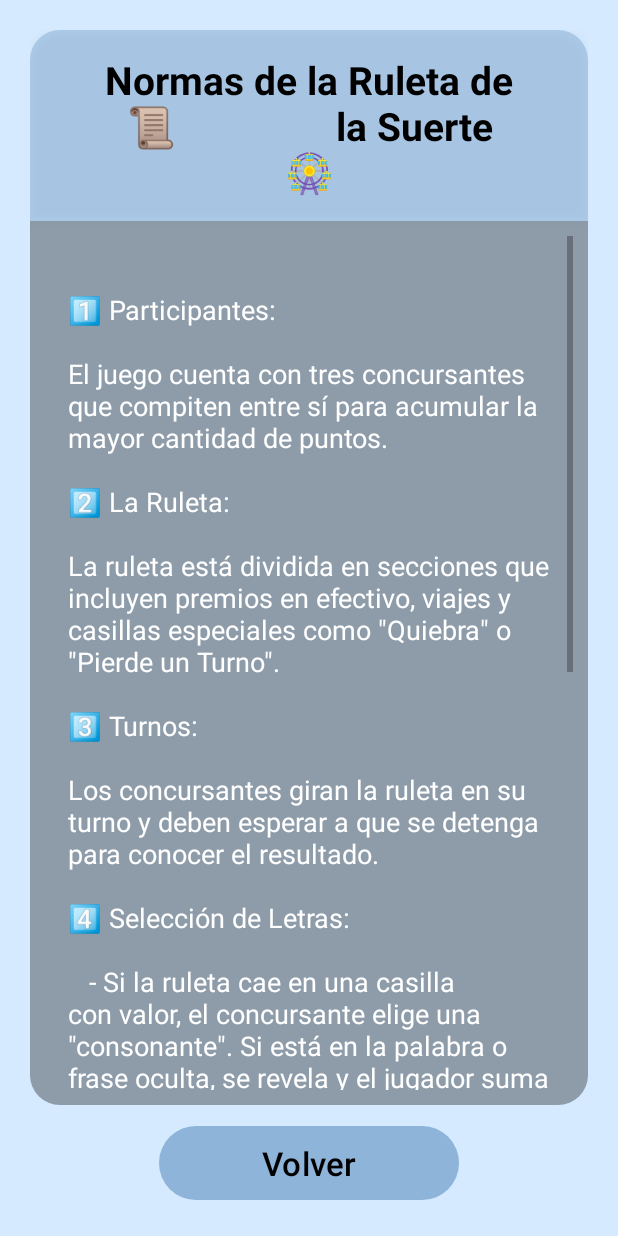
After one commit to nachin-ad/Ruleta, an Android app built with Jetpack Compose: the ReglasActivity screen opened directly, with no data from a screen before it, on a phone screen of 412 x 824 dp. The commit adds this screen. Run offline under Robolectric (Android 15) with nearby library versions, the phone set to English and light mode, and no system bars.

Commit message:
reglas añadidas, solo queda lo que hemos perdido del historial y el último panel

```diff
--- a/app/src/main/AndroidManifest.xml
+++ b/app/src/main/AndroidManifest.xml
@@ -12,6 +12,11 @@
         android:supportsRtl="true"
         android:theme="@style/Theme.LaRuletaDeLaSuerte"
         tools:targetApi="31">
+        <activity
+            android:name=".ReglasActivity"
+            android:exported="false"
+            android:label="@string/title_activity_reglas"
+            android:theme="@style/Theme.LaRuletaDeLaSuerte" />
         <activity
             android:name=".PanelFinalActivity"
             android:exported="false" />
--- a/app/src/main/java/com/example/laruletadelasuerte/PanelActivity.kt
+++ b/app/src/main/java/com/example/laruletadelasuerte/PanelActivity.kt
@@ -12,6 +12,7 @@ import android.widget.GridLayout
 import android.widget.ImageView
 import android.widget.TextView
 import android.widget.Toast
+import androidx.activity.enableEdgeToEdge
 import androidx.appcompat.app.AppCompatActivity
 import androidx.lifecycle.ViewModelProvider
 
@@ -31,6 +32,7 @@ class PanelActivity : AppCompatActivity() {
 
     override fun onCreate(savedInstanceState: Bundle?) {
         super.onCreate(savedInstanceState)
+        enableEdgeToEdge()
         setContentView(R.layout.activity_panel)
 
         // Inicialización del viewModel
@@ -255,6 +257,8 @@ class PanelActivity : AppCompatActivity() {
             avanzarRonda()
         } else {
             val intentPanelFinal = Intent(this, PanelFinalActivity::class.java)
+            intent.putParcelableArrayListExtra("jugadores",
+                viewModel.jugadores?.let { ArrayList(it) })
             startActivity(intentPanelFinal)
         }
 
--- a/app/src/main/java/com/example/laruletadelasuerte/PersonajesActivity.kt
+++ b/app/src/main/java/com/example/laruletadelasuerte/PersonajesActivity.kt
@@ -7,6 +7,7 @@ import android.view.View
 import android.widget.Button
 import android.widget.EditText
 import android.widget.TextView
+import androidx.activity.enableEdgeToEdge
 import androidx.appcompat.app.AppCompatActivity
 import androidx.recyclerview.widget.RecyclerView
 
@@ -22,6 +23,7 @@ class PersonajesActivity : AppCompatActivity() {
     @SuppressLint("MissingInflatedId")
     override fun onCreate(savedInstanceState: Bundle?) {
         super.onCreate(savedInstanceState)
+        enableEdgeToEdge()
         setContentView(R.layout.activity_personajes)
 
         edtNombre = findViewById(R.id.edtNombre)
--- /dev/null
+++ b/app/src/main/java/com/example/laruletadelasuerte/ReglasActivity.kt
@@ -0,0 +1,83 @@
+package com.example.laruletadelasuerte
+
+import android.content.SharedPreferences
+import android.os.Bundle
+import android.widget.Button
+import android.widget.TextView
+import androidx.activity.enableEdgeToEdge
+import androidx.appcompat.app.AppCompatActivity
+import androidx.core.view.ViewCompat
+import androidx.core.view.WindowInsetsCompat
+
+class ReglasActivity : AppCompatActivity() {
+
+    private lateinit var sharedPreferences: SharedPreferences
+
+    override fun onCreate(savedInstanceState: Bundle?) {
+        super.onCreate(savedInstanceState)
+        setContentView(R.layout.activity_reglas)
+
+        sharedPreferences = getSharedPreferences("MyPrefs", MODE_PRIVATE)
+
+        val tvTitulo: TextView = findViewById(R.id.tvTitulo)
+        val tvReglas: TextView = findViewById(R.id.tvReglas)
+        val btnVolver: Button = findViewById(R.id.btnVolver)
+
+        val textoTitulo = """
+            Normas de la Ruleta de
+            📜                la Suerte               🎡
+            """.trimIndent()
+
+        val textoReglas = """
+
+            1️⃣ Participantes:
+
+            El juego cuenta con tres concursantes que compiten entre sí para acumular la mayor cantidad de puntos.
+
+            2️⃣ La Ruleta:
+
+            La ruleta está dividida en secciones que incluyen premios en efectivo, viajes y casillas especiales como "Quiebra" o "Pierde un Turno".
+
+            3️⃣ Turnos:
+
+            Los concursantes giran la ruleta en su turno y deben esperar a que se detenga para conocer el resultado.
+
+            4️⃣ Selección de Letras:
+
+               - Si la ruleta cae en una casilla con valor, el concursante elige una "consonante". Si está en la palabra o frase oculta, se revela y el jugador suma puntos.
+               - También pueden comprar "vocales", siempre que dispongan de saldo suficiente.
+
+            5️⃣ Casilla de Quiebra:
+
+            Si la ruleta cae en "Quiebra", el concursante pierde todos los puntos acumulados en la ronda.
+
+            6️⃣ Final de la Ronda:
+
+            La ronda termina cuando un concursante adivina correctamente la palabra o frase oculta. Los puntos acumulados se suman a su marcador total.
+
+            7️⃣ Ronda Final:
+
+            El concursante con más puntos avanza a la **gran final**, donde tendrá la oportunidad de ganar el premio mayor.
+
+            ¡Buena suerte y a girar la ruleta!
+        """.trimIndent()
+
+        tvTitulo.text = textoTitulo
+        tvReglas.text = textoReglas
+
+        btnVolver.setOnClickListener{
+            finish()
+        }
+
+    }
+
+    override fun onPause(){
+        super.onPause()
+        setYaLeidoLasReglas(true)
+    }
+    private fun setYaLeidoLasReglas(leido: Boolean){
+     val editor = sharedPreferences.edit()
+     editor.putBoolean("haLeidoReglas",leido)
+     editor.apply()
+    }
+}
--- a/app/src/main/java/com/example/laruletadelasuerte/RuletaFragment.kt
+++ b/app/src/main/java/com/example/laruletadelasuerte/RuletaFragment.kt
@@ -83,17 +83,19 @@ class RuletaFragment : Fragment() {
                 ruletaSections = ruleta1Sections
                 ivRuleta.setImageResource(R.drawable.ruletaprincipal)
                 btnSpin.setBackgroundTintList(ContextCompat.getColorStateList(requireContext(), R.color.morado_ruleta))
-
+                view.setBackgroundResource(R.drawable.fondo_1)
             }
             4 -> {
                 ruletaSections = ruleta2Sections
                 ivRuleta.setImageResource(R.drawable.ruletabote)
                 btnSpin.setBackgroundTintList(ContextCompat.getColorStateList(requireContext(), R.color.azul_bote))
+                view.setBackgroundResource(R.drawable.fondo_2)
             }
             5 -> {
                 ruletaSections = ruleta3Sections
                 ivRuleta.setImageResource(R.drawable.ruletafinal)
                 btnSpin.setBackgroundTintList(ContextCompat.getColorStateList(requireContext(), R.color.azul_final))
+                view.setBackgroundResource(R.drawable.fondo_2)
             }
         }
     }
--- /dev/null
+++ b/app/src/main/res/drawable/fondo_redondeado.xml
@@ -0,0 +1,8 @@
+<?xml version="1.0" encoding="utf-8"?>
+<shape xmlns:android="http://schemas.android.com/apk/res/android"
+    android:shape="rectangle">
+
+    <corners android:bottomLeftRadius="20dp" android:bottomRightRadius="20dp"/>
+    <solid android:color="#55000000"/>
+    <padding android:left="10dp" android:top="10dp" android:right="10dp" android:bottom="10dp"/>
+</shape>
--- /dev/null
+++ b/app/src/main/res/drawable/fondo_titulo_redondeado.xml
@@ -0,0 +1,8 @@
+<?xml version="1.0" encoding="utf-8"?>
+<shape xmlns:android="http://schemas.android.com/apk/res/android"
+    android:shape="rectangle">
+
+    <corners android:topLeftRadius="20dp" android:topRightRadius="20dp"/>
+    <solid android:color="#33115597"/>
+    <padding android:left="10dp" android:top="10dp" android:right="10dp" android:bottom="10dp"/>
+</shape>
--- /dev/null
+++ b/app/src/main/res/layout/activity_reglas.xml
@@ -0,0 +1,52 @@
+<?xml version="1.0" encoding="utf-8"?>
+<LinearLayout xmlns:android="http://schemas.android.com/apk/res/android"
+    android:layout_width="match_parent"
+    android:layout_height="match_parent"
+    android:orientation="vertical"
+    android:padding="20dp"
+    android:gravity="center"
+    android:background="#3333B4FF">
+
+
+    <TextView
+        android:id="@+id/tvTitulo"
+        android:elevation="5dp"
+        android:layout_width="match_parent"
+        android:layout_height="wrap_content"
+        android:textSize="26sp"
+        android:textStyle="bold"
+        android:padding="15dp"
+        android:textColor="@color/black"
+        android:gravity="center"
+        android:textAlignment="center"
+        android:background="@drawable/fondo_titulo_redondeado"/>
+
+    <ScrollView
+        android:layout_width="match_parent"
+        android:layout_height="0dp"
+        android:layout_weight="1"
+        android:background="@drawable/fondo_redondeado">
+
+        <TextView
+            android:id="@+id/tvReglas"
+            android:layout_width="match_parent"
+            android:layout_height="wrap_content"
+            android:textColor="@color/white"
+            android:textSize="18sp"
+            android:padding="15dp"
+            android:elevation="4dp"/>
+    </ScrollView>
+
+    <Button
+        android:id="@+id/btnVolver"
+        android:layout_width="200dp"
+        android:layout_height="wrap_content"
+        android:layout_gravity="center_horizontal"
+        android:layout_marginTop="10dp"
+        android:backgroundTint="#33115597"
+        android:textSize="22dp"
+        android:elevation="5dp"
+        android:padding="10dp"
+        android:text="Volver"
+        android:textColor="@color/black" />
+</LinearLayout>
--- a/app/src/main/res/values/strings.xml
+++ b/app/src/main/res/values/strings.xml
@@ -2,4 +2,5 @@
     <string name="app_name">La Ruleta de la Suerte</string>
     <!-- TODO: Remove or change this placeholder text -->
     <string name="hello_blank_fragment">Hello blank fragment</string>
+    <string name="title_activity_reglas">ReglasActivity</string>
 </resources>
```
Also changed, not shown: app/build.gradle.kts (+25 -0 lines), app/src/main/java/com/example/laruletadelasuerte/FrasesPanel.kt (+15 -15 lines), app/src/main/java/com/example/laruletadelasuerte/MainActivity.kt (+61 -9 lines), app/src/main/java/com/example/laruletadelasuerte/PanelFinalActivity.kt (+34 -1 lines), app/src/main/java/com/example/laruletadelasuerte/ui/theme/Color.kt (added, +11 -0 lines), app/src/main/java/com/example/laruletadelasuerte/ui/theme/Theme.kt (added, +58 -0 lines), app/src/main/java/com/example/laruletadelasuerte/ui/theme/Type.kt (added, +34 -0 lines), app/src/main/res/layout/activity_panel_final.xml (+7 -14 lines), gradle/libs.versions.toml (+13 -0 lines).
